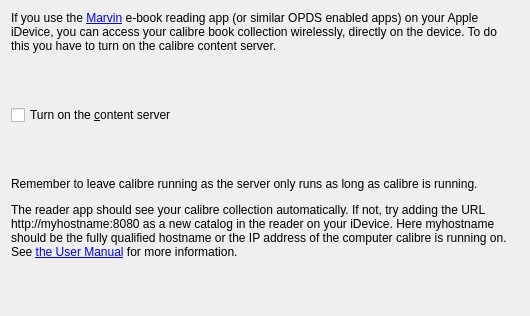
Before: the Qt Designer form src/calibre/gui2/wizard/stanza.ui in debian-calibre/calibre, drawn with Qt 5.
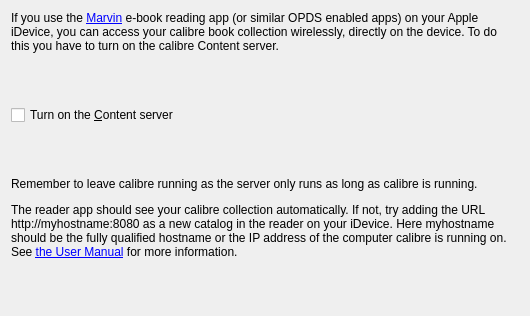
After: the same form once the commit is applied.

Patch:
```diff
--- a/src/calibre/gui2/wizard/stanza.ui
+++ b/src/calibre/gui2/wizard/stanza.ui
@@ -23,7 +23,7 @@
    <item>
     <widget class="QLabel" name="label">
      <property name="text">
-		 <string>&lt;p&gt;If you use the &lt;a href=&quot;http://www.appstafarian.com/marvin.html&quot;&gt;Marvin&lt;/a&gt; e-book reading app (or similar OPDS enabled apps) on your Apple iDevice, you can access your calibre book collection wirelessly, directly on the device. To do this you have to turn on the calibre content server.</string>
+		 <string>&lt;p&gt;If you use the &lt;a href=&quot;http://www.appstafarian.com/marvin.html&quot;&gt;Marvin&lt;/a&gt; e-book reading app (or similar OPDS enabled apps) on your Apple iDevice, you can access your calibre book collection wirelessly, directly on the device. To do this you have to turn on the calibre Content server.</string>
      </property>
      <property name="wordWrap">
       <bool>true</bool>
@@ -49,7 +49,7 @@
    <item>
     <widget class="QCheckBox" name="content_server">
      <property name="text">
-      <string>Turn on the &amp;content server</string>
+      <string>Turn on the &amp;Content server</string>
      </property>
     </widget>
    </item>
```
